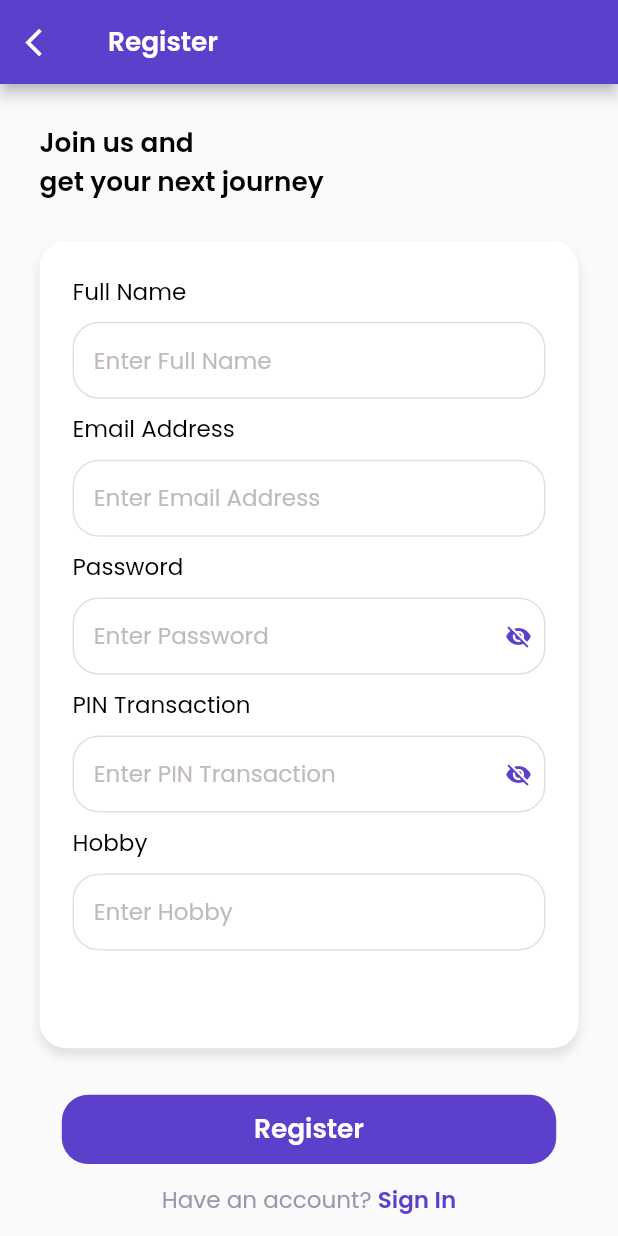
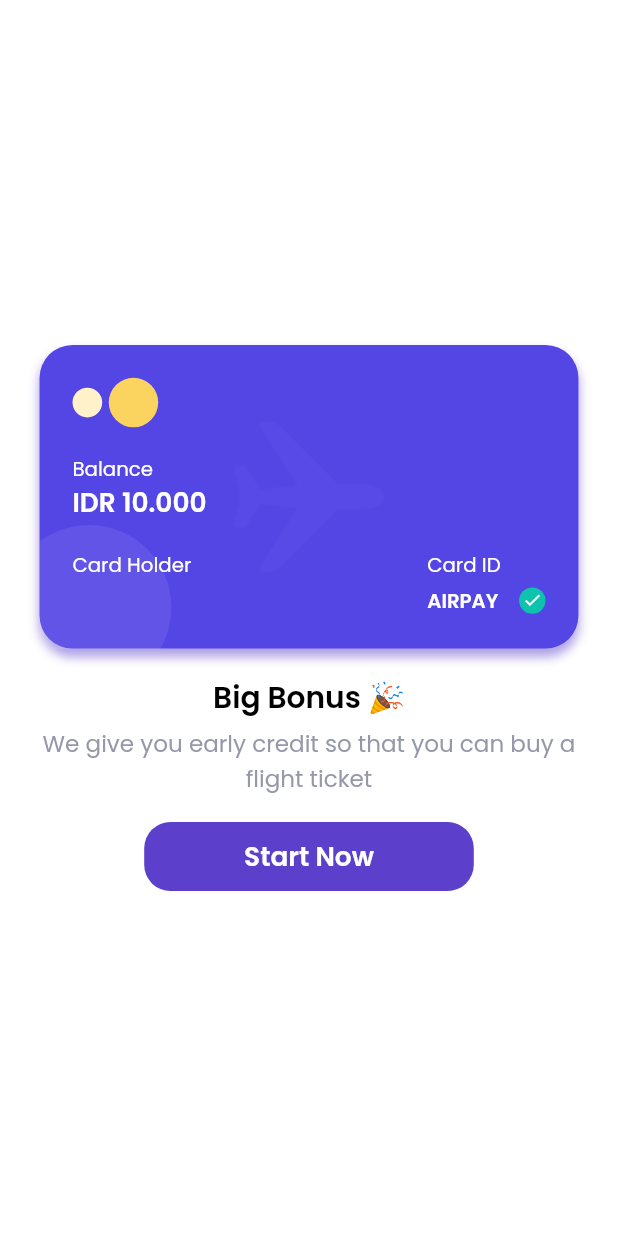
Before and after one commit to fathulaziss/airpedia, a Flutter app: the PageDefault screen opened directly, after a tap on "Register", on a phone screen of 412 x 824 dp. Run offline on Flutter 3.47's test engine with Material 2 defaults, Android fonts, the phone set to English and light mode, and no system bars; our stand-ins replace dio, dropdown_button2, flutter_screenutil, flutter_spinkit, fluttertoast, get and 4 more; missing offline and left inert: colored_json, easy_mask, flutter_jailbreak_detection; accounts and stored records are empty; project files that could hold a hidden picture were left out.

Commit message:
add register success view

```diff
--- /dev/null
+++ b/lib/app/modules/register/views/register_success_view.dart
@@ -0,0 +1,49 @@
+import 'package:airpedia/styles/colors.dart';
+import 'package:airpedia/styles/styles.dart';
+import 'package:airpedia/widgets/buttons/button_primary.dart';
+import 'package:airpedia/widgets/cards/card_wallet.dart';
+import 'package:flutter/material.dart';
+import 'package:flutter_screenutil/flutter_screenutil.dart';
+
+class RegisterSuccessView extends StatelessWidget {
+  const RegisterSuccessView({super.key});
+
+  @override
+  Widget build(BuildContext context) {
+    return Scaffold(
+      backgroundColor: Colors.white,
+      body: Padding(
+        padding: EdgeInsets.fromLTRB(
+          24.w,
+          MediaQuery.of(context).viewPadding.top,
+          24.w,
+          0,
+        ),
+        child: Column(
+          mainAxisAlignment: MainAxisAlignment.center,
+          children: [
+            const CardWallet(),
+            verticalSpace(Insets.lg),
+            Text(
+              'Big Bonus 🎉',
+              style: TextStyles.title
+                  .copyWith(fontSize: 18.w, color: Colors.black),
+            ),
+            verticalSpace(Insets.xs),
+            Text(
+              'We give you early credit so that you can buy a flight ticket',
+              textAlign: TextAlign.center,
+              style: TextStyles.text.copyWith(color: AppColor.greyColor1),
+            ),
+            verticalSpace(Insets.lg),
+            ButtonPrimary(
+              onTap: () {},
+              label: 'Start Now',
+              width: 200.w,
+            ),
+          ],
+        ),
+      ),
+    );
+  }
+}
--- a/lib/app/modules/register/views/register_view.dart
+++ b/lib/app/modules/register/views/register_view.dart
@@ -1,4 +1,5 @@
 import 'package:airpedia/app/modules/register/controllers/register_controller.dart';
+import 'package:airpedia/app/routes/app_pages.dart';
 import 'package:airpedia/styles/styles.dart';
 import 'package:airpedia/widgets/buttons/button_primary.dart';
 import 'package:airpedia/widgets/buttons/button_text_rich.dart';
@@ -27,7 +28,7 @@ class RegisterView extends GetView<RegisterController> {
           Padding(
             padding: EdgeInsets.symmetric(horizontal: Get.width / 10),
             child: ButtonPrimary(
-              onTap: () {},
+              onTap: () => Get.toNamed(Routes.REGISTER_SUCCESS),
               label: 'Register',
               margin: EdgeInsets.symmetric(horizontal: 24.w),
             ),
@@ -83,8 +84,17 @@ class RegisterView extends GetView<RegisterController> {
                         keyboardType: TextInputType.number,
                         inputFormatters: [
                           FilteringTextInputFormatter.digitsOnly,
+                          LengthLimitingTextInputFormatter(6),
                         ],
                         value: (value) {},
+                        validation: (value) {
+                          if (value.length != 6) {
+                            return false;
+                          } else {
+                            return true;
+                          }
+                        },
+                        validationText: "Pin transaction can't be empty",
                       ),
                       InputPrimary(
                         label: 'Hobby',
--- a/lib/app/routes/app_pages.dart
+++ b/lib/app/routes/app_pages.dart
@@ -8,6 +8,7 @@ import 'package:airpedia/app/modules/login/views/login_view.dart';
 import 'package:airpedia/app/modules/onboarding/bindings/onboarding_binding.dart';
 import 'package:airpedia/app/modules/onboarding/views/onboarding_view.dart';
 import 'package:airpedia/app/modules/register/bindings/register_binding.dart';
+import 'package:airpedia/app/modules/register/views/register_success_view.dart';
 import 'package:airpedia/app/modules/register/views/register_view.dart';
 import 'package:airpedia/app/modules/splash_screen_view.dart';
 import 'package:airpedia/app/modules/under_development.dart';
@@ -58,5 +59,10 @@ class AppPages {
       page: () => const RegisterView(),
       binding: RegisterBinding(),
     ),
+    GetPage(
+      name: _Paths.REGISTER_SUCCESS,
+      page: () => const RegisterSuccessView(),
+      binding: RegisterBinding(),
+    ),
   ];
 }
--- a/lib/app/routes/app_routes.dart
+++ b/lib/app/routes/app_routes.dart
@@ -13,6 +13,7 @@ abstract class Routes {
   static const LOGIN = _Paths.LOGIN;
   static const ONBOARDING = _Paths.ONBOARDING;
   static const REGISTER = _Paths.REGISTER;
+  static const REGISTER_SUCCESS = _Paths.REGISTER_SUCCESS;
 }
 
 abstract class _Paths {
@@ -25,4 +26,5 @@ abstract class _Paths {
   static const LOGIN = '/login';
   static const ONBOARDING = '/onboarding';
   static const REGISTER = '/register';
+  static const REGISTER_SUCCESS = '/register-success';
 }
--- a/lib/styles/colors.dart
+++ b/lib/styles/colors.dart
@@ -3,11 +3,14 @@ import 'package:flutter/material.dart';
 class AppColor {
   static const primaryColor = Color(0xFF5C40CC);
   static const primaryColor2 = Color(0xFFE0D9FF);
+  static const primaryColor3 = Color(0xFF5445E5);
   static const greyColor1 = Color(0xFF9698A9);
   static const greyColor2 = Color(0xFFEBECF1);
   static const greenColor = Color(0xFF0EC3AE);
   static const redColor = Color(0xFFEB70A5);
-  static const yellowColor = Color(0xFFFFA235);
+  static const yellowColor1 = Color(0xFFFFA235);
+  static const yellowColor2 = Color(0xFFFFF2CB);
+  static const yellowColor3 = Color(0xFFFBD460);
   static const disabledColor = Color(0xFF6D6E71);
   static const backgroundColor = Color(0xFFFAFAFA);
 
--- a/lib/styles/styles.dart
+++ b/lib/styles/styles.dart
@@ -91,7 +91,7 @@ class Shadows {
       ];
   static List<BoxShadow> get universal2 => [
         BoxShadow(
-          color: const Color(0xff333333).withOpacity(.05),
+          color: const Color(0xff333333).withOpacity(.5),
           blurRadius: 5,
           offset: const Offset(0, 5),
         ),
--- /dev/null
+++ b/lib/utils/format_currency.dart
@@ -0,0 +1,17 @@
+import 'package:intl/intl.dart';
+
+String priceFormat(dynamic price) {
+  return NumberFormat.currency(
+    locale: 'id_ID',
+    symbol: 'IDR ',
+    decimalDigits: 0,
+  ).format(price);
+}
+
+String priceFormatWithoutSymbol(dynamic price) {
+  return NumberFormat.currency(
+    locale: 'id_ID',
+    symbol: '',
+    decimalDigits: 0,
+  ).format(price);
+}
--- /dev/null
+++ b/lib/widgets/cards/card_wallet.dart
@@ -0,0 +1,427 @@
+import 'dart:math' as math;
+
+import 'package:airpedia/styles/colors.dart';
+import 'package:airpedia/styles/styles.dart';
+import 'package:airpedia/utils/app_asset.dart';
+import 'package:airpedia/utils/format_currency.dart';
+import 'package:airpedia/widgets/cards/card_app.dart';
+import 'package:flutter/material.dart';
+import 'package:flutter_screenutil/flutter_screenutil.dart';
+
+class CardWallet extends StatelessWidget {
+  const CardWallet({Key? key, this.name = ''}) : super(key: key);
+
+  final String name;
+
+  @override
+  Widget build(BuildContext context) {
+    return CardApp(
+      padding: EdgeInsets.zero,
+      color: AppColor.primaryColor3,
+      radius: 20.w,
+      isShowShadows: true,
+      shadows: [
+        BoxShadow(
+          color: AppColor.primaryColor.withOpacity(.5),
+          blurRadius: 5,
+          offset: const Offset(0, 5),
+        ),
+      ],
+      child: Stack(
+        children: [
+          Positioned(
+            right: 0,
+            left: 0,
+            top: 0,
+            bottom: 0,
+            child: Transform.rotate(
+              angle: 180 * math.pi / 360,
+              child: Image.asset(
+                AppAsset.icon('ic_plane_white.png'),
+                color: AppColor.primaryColor2.withOpacity(0.03),
+              ),
+            ),
+          ),
+          Positioned(
+            bottom: -25.w,
+            left: -20.w,
+            child: Container(
+              width: 100.w,
+              height: 100.w,
+              margin: EdgeInsets.only(right: 4.w),
+              decoration: BoxDecoration(
+                shape: BoxShape.circle,
+                color: Colors.white.withOpacity(0.08),
+              ),
+            ),
+          ),
+          Padding(
+            padding: EdgeInsets.all(20.w),
+            child: Flex(
+              direction: Axis.vertical,
+              crossAxisAlignment: CrossAxisAlignment.start,
+              children: [
+                Row(
+                  children: [
+                    Container(
+                      width: 18.w,
+                      height: 18.w,
+                      margin: EdgeInsets.only(right: 4.w),
+                      decoration: const BoxDecoration(
+                        shape: BoxShape.circle,
+                        color: AppColor.yellowColor2,
+                      ),
+                    ),
+                    Container(
+                      width: 30.w,
+                      height: 30.w,
+                      margin: EdgeInsets.only(right: 4.w),
+                      decoration: const BoxDecoration(
+                        shape: BoxShape.circle,
+                        color: AppColor.yellowColor3,
+                      ),
+                    )
+                  ],
+                ),
+                verticalSpace(Insets.lg),
+                Text(
+                  'Balance',
+                  style: TextStyles.desc.copyWith(color: Colors.white),
+                ),
+                Text(
+                  priceFormat(10000),
+                  style: TextStyles.title.copyWith(color: Colors.white),
+                ),
+                verticalSpace(Insets.lg),
+                Row(
+                  children: [
+                    Expanded(
+                      flex: 6,
+                      child: Text(
+                        'Card Holder',
+                        style: TextStyles.desc.copyWith(color: Colors.white),
+                      ),
+                    ),
+                    Expanded(
+                      flex: 2,
+                      child: Text(
+                        'Card ID',
+                        textAlign: TextAlign.left,
+                        style: TextStyles.desc.copyWith(color: Colors.white),
+                      ),
+                    )
+                  ],
+                ),
+                verticalSpace(Insets.xs),
+                Row(
+                  crossAxisAlignment: CrossAxisAlignment.start,
+                  children: [
+                    Expanded(
+                      flex: 6,
+                      child: (name.isEmpty)
+                          ? const SizedBox()
+                          : (name.length <= 25)
+                              ? Row(
+                                  children: [
+                                    Text(
+                                      name.toUpperCase(),
+                                      textAlign: TextAlign.left,
+                                      style: TextStyles.title.copyWith(
+                                        fontSize: 12.w,
+                                        color: Colors.white,
+                                      ),
+                                    ),
+                                    horizontalSpace(15.w),
+                                    Container(
+                                      width: 16.w,
+                                      height: 16.w,
+                                      margin: EdgeInsets.only(right: 10.w),
+                                      decoration: const BoxDecoration(
+                                        shape: BoxShape.circle,
+                                        color: AppColor.greenColor,
+                                      ),
+                                      child: Icon(
+                                        Icons.check,
+                                        color: Colors.white,
+                                        size: 12.w,
+                                      ),
+                                    ),
+                                  ],
+                                )
+                              : Row(
+                                  children: [
+                                    Expanded(
+                                      child: Text(
+                                        name.toUpperCase(),
+                                        textAlign: TextAlign.left,
+                                        style: TextStyles.title.copyWith(
+                                          fontSize: 12.w,
+                                          color: Colors.white,
+                                        ),
+                                      ),
+                                    ),
+                                    horizontalSpace(Insets.lg),
+                                    Container(
+                                      width: 16.w,
+                                      height: 16.w,
+                                      margin: EdgeInsets.only(right: 10.w),
+                                      decoration: const BoxDecoration(
+                                        shape: BoxShape.circle,
+                                        color: AppColor.greenColor,
+                                      ),
+                                      child: Icon(
+                                        Icons.check,
+                                        color: Colors.white,
+                                        size: 12.w,
+                                      ),
+                                    ),
+                                  ],
+                                ),
+                    ),
+                    Expanded(
+                      flex: 2,
+                      child: Row(
+                        children: [
+                          Expanded(
+                            child: Text(
+                              'AIRPAY',
+                              textAlign: TextAlign.left,
+                              style: TextStyles.title.copyWith(
+                                fontSize: 12.w,
+                                color: Colors.white,
+                              ),
+                            ),
+                          ),
+                          Container(
+                            width: 16.w,
+                            height: 16.w,
+                            decoration: const BoxDecoration(
+                              shape: BoxShape.circle,
+                              color: AppColor.greenColor,
+                            ),
+                            child: Icon(
+                              Icons.check,
+                              color: Colors.white,
+                              size: 12.w,
+                            ),
+                          )
+                        ],
+                      ),
+                    )
+                  ],
+                ),
+              ],
+            ),
+          ),
+        ],
+      ),
+    );
+    // return Container(
+    //   width: double.infinity,
+    //   margin: margin ?? EdgeInsets.symmetric(horizontal: 24.w, vertical: 20.h),
+    //   decoration: BoxDecoration(
+    //     borderRadius: Corners.xlBorder,
+    //     color: const Color(0xFF5445E5),
+    //     boxShadow: Shadows.universal,
+    //   ),
+    //   child: Stack(
+    //     children: [
+    //       Positioned(
+    //         right: 0,
+    //         left: 0,
+    //         top: 0,
+    //         bottom: 0,
+    //         child: Transform.rotate(
+    //           angle: 180 * math.pi / 360,
+    //           child: Image.asset(
+    //             AppIcons.icPlaneWhite,
+    //             color: AppColors.mainColor2.withOpacity(0.03),
+    //           ),
+    //         ),
+    //       ),
+    //       Positioned(
+    //         bottom: -30.h,
+    //         left: -20.w,
+    //         child: Container(
+    //           width: 100.w,
+    //           height: 100.w,
+    //           margin: EdgeInsets.only(right: 4.w),
+    //           decoration: BoxDecoration(
+    //             shape: BoxShape.circle,
+    //             color: AppColors.whiteColor.withOpacity(0.08),
+    //           ),
+    //         ),
+    //       ),
+    //       Positioned(
+    //         right: -20.w,
+    //         top: -30.h,
+    //         child: Container(
+    //           width: 100.w,
+    //           height: 100.w,
+    //           margin: EdgeInsets.only(right: 4.w),
+    //           decoration: BoxDecoration(
+    //             shape: BoxShape.circle,
+    //             color: AppColors.whiteColor.withOpacity(0.08),
+    //           ),
+    //         ),
+    //       ),
+    //       Padding(
+    //         padding: EdgeInsets.all(20.w),
+    //         child: Flex(
+    //           direction: Axis.vertical,
+    //           crossAxisAlignment: CrossAxisAlignment.start,
+    //           children: [
+    //             Row(
+    //               children: [
+    //                 Container(
+    //                   width: 18.w,
+    //                   height: 18.w,
+    //                   margin: EdgeInsets.only(right: 4.w),
+    //                   decoration: const BoxDecoration(
+    //                     shape: BoxShape.circle,
+    //                     color: Color(0xFFFFF2CB),
+    //                   ),
+    //                 ),
+    //                 Container(
+    //                   width: 30.w,
+    //                   height: 30.w,
+    //                   margin: EdgeInsets.only(right: 4.w),
+    //                   decoration: const BoxDecoration(
+    //                     shape: BoxShape.circle,
+    //                     color: Color(0xFFFBD460),
+    //                   ),
+    //                 )
+    //               ],
+    //             ),
+    //             verticalSpace(25.h),
+    //             Text(
+    //               'Balance',
+    //               style:
+    //                   TextStyles.whiteLight.copyWith(fontSize: FontSizes.s12),
+    //             ),
+    //             Text(
+    //               priceFormat(balance),
+    //               style: TextStyles.whiteBold.copyWith(fontSize: FontSizes.s20),
+    //             ),
+    //             verticalSpace(21.h),
+    //             Row(
+    //               children: [
+    //                 Expanded(
+    //                   flex: 6,
+    //                   child: Text(
+    //                     'Card Holder',
+    //                     style: TextStyles.whiteLight
+    //                         .copyWith(fontSize: FontSizes.s12),
+    //                   ),
+    //                 ),
+    //                 Expanded(
+    //                   flex: 2,
+    //                   child: Text(
+    //                     'Card ID',
+    //                     textAlign: TextAlign.left,
+    //                     style: TextStyles.whiteLight
+    //                         .copyWith(fontSize: FontSizes.s12),
+    //                   ),
+    //                 )
+    //               ],
+    //             ),
+    //             verticalSpace(4.h),
+    //             Row(
+    //               crossAxisAlignment: CrossAxisAlignment.start,
+    //               children: [
+    //                 Expanded(
+    //                   flex: 6,
+    //                   child: (name.isEmpty)
+    //                       ? const SizedBox()
+    //                       : (name.length <= 25)
+    //                           ? Row(
+    //                               children: [
+    //                                 Text(
+    //                                   name.toUpperCase(),
+    //                                   textAlign: TextAlign.left,
+    //                                   style: TextStyles.whiteSemiBold
+    //                                       .copyWith(fontSize: FontSizes.s12),
+    //                                 ),
+    //                                 horizontalSpace(15.w),
+    //                                 Container(
+    //                                   width: 16.w,
+    //                                   height: 16.w,
+    //                                   margin: EdgeInsets.only(right: 10.w),
+    //                                   decoration: BoxDecoration(
+    //                                     shape: BoxShape.circle,
+    //                                     color: AppColors.greenColor,
+    //                                   ),
+    //                                   child: Icon(
+    //                                     Icons.check,
+    //                                     color: AppColors.whiteColor,
+    //                                     size: 12.w,
+    //                                   ),
+    //                                 ),
+    //                               ],
+    //                             )
+    //                           : Row(
+    //                               children: [
+    //                                 Expanded(
+    //                                   child: Text(
+    //                                     name.toUpperCase(),
+    //                                     textAlign: TextAlign.left,
+    //                                     style: TextStyles.whiteSemiBold
+    //                                         .copyWith(fontSize: FontSizes.s12),
+    //                                   ),
+    //                                 ),
+    //                                 horizontalSpace(15.w),
+    //                                 Container(
+    //                                   width: 16.w,
+    //                                   height: 16.w,
+    //                                   margin: EdgeInsets.only(right: 10.w),
+    //                                   decoration: BoxDecoration(
+    //                                     shape: BoxShape.circle,
+    //                                     color: AppColors.greenColor,
+    //                                   ),
+    //                                   child: Icon(
+    //                                     Icons.check,
+    //                                     color: AppColors.whiteColor,
+    //                                     size: 12.w,
+    //                                   ),
+    //                                 ),
+    //                               ],
+    //                             ),
+    //                 ),
+    //                 Expanded(
+    //                   flex: 2,
+    //                   child: Row(
+    //                     children: [
+    //                       Expanded(
+    //                         child: Text(
+    //                           'AIRPAY',
+    //                           textAlign: TextAlign.left,
+    //                           style: TextStyles.whiteSemiBold
+    //                               .copyWith(fontSize: FontSizes.s12),
+    //                         ),
+    //                       ),
+    //                       Container(
+    //                         width: 16.w,
+    //                         height: 16.w,
+    //                         decoration: BoxDecoration(
+    //                           shape: BoxShape.circle,
+    //                           color: AppColors.greenColor,
+    //                         ),
+    //                         child: Icon(
+    //                           Icons.check,
+    //                           color: AppColors.whiteColor,
+    //                           size: 12.w,
+    //                         ),
+    //                       )
+    //                     ],
+    //                   ),
+    //                 )
+    //               ],
+    //             ),
+    //           ],
+    //         ),
+    //       ),
+    //     ],
+    //   ),
+    // );
+  }
+}
```
Also changed, not shown: assets/icons/ic_plane_white.png (added).
